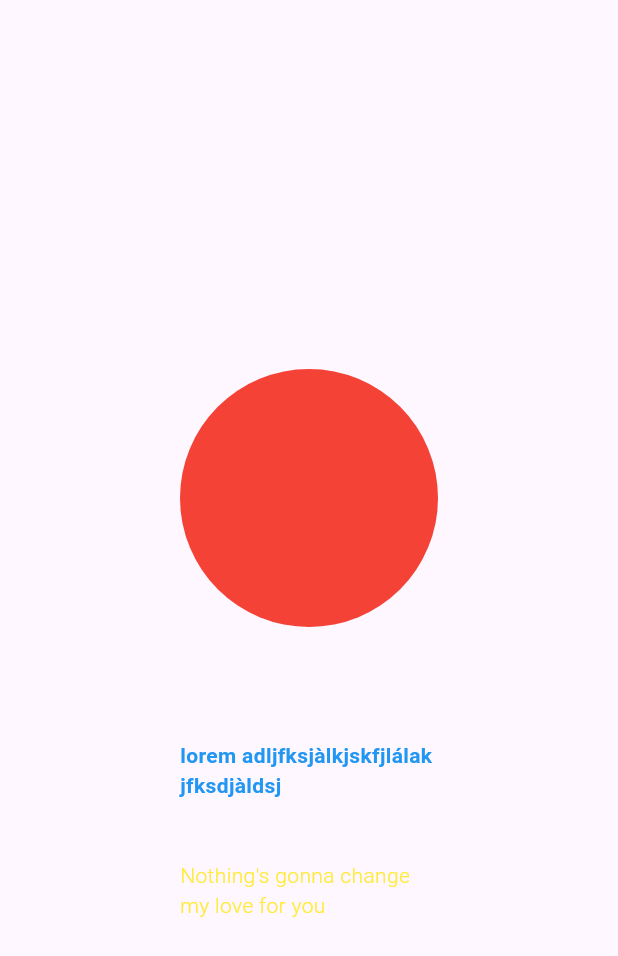
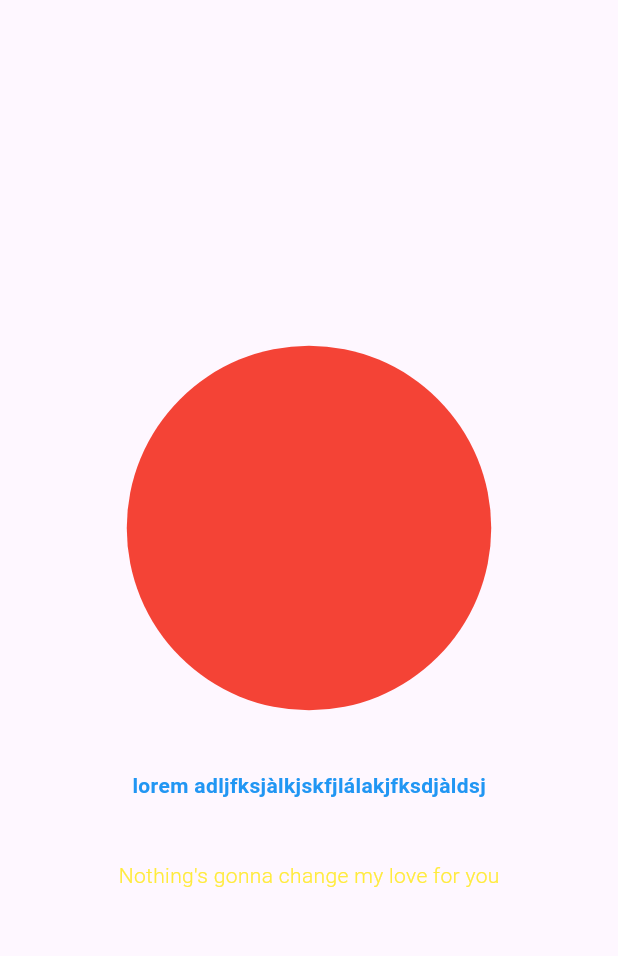
Before and after one commit to ncthanhngo/fluttercloud, a Flutter app: the screen it shows after launch, on a phone screen of 412 x 824 dp. Shown: the top 956 px of the screen. Run offline on Flutter 3.47's test engine with Material 3 defaults, Android fonts, the phone set to English and light mode, and no system bars.

Commit message:
Initial commit

```diff
--- a/lib/pages/bt_01_page.dart
+++ b/lib/pages/bt_01_page.dart
@@ -8,7 +8,7 @@ class Bt01Page extends StatelessWidget {
     return Scaffold(
       body: Center(
         child: Padding(
-          padding: EdgeInsets.symmetric(horizontal: 120),
+          padding: EdgeInsets.symmetric(horizontal: 20),
           child: Column(
             mainAxisAlignment: MainAxisAlignment.center,
             children: [
@@ -23,6 +23,7 @@ class Bt01Page extends StatelessWidget {
               SizedBox(height: 40),
               Text(
                 'lorem adljfksjàlkjskfjlálakjfksdjàldsj',
+
                 style: TextStyle(
                   color: Colors.blue,
                   fontWeight: FontWeight.bold,
```
